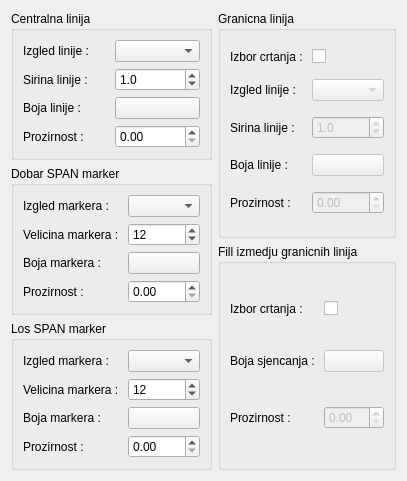
Before: the Qt Designer form SPAN_GRAF_WIDGET.ui in kluksa/kontrola-podataka, drawn with Qt 5.
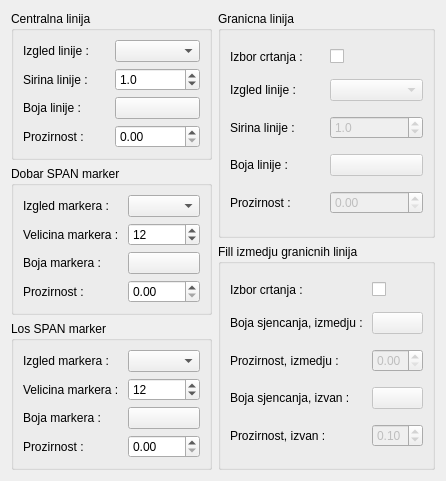
After: the same form once the commit is applied.

Commit message: Mala promjena kod startupa aplikacije. Glavni prozor je odmah vidljiv (defaultni, nakon logina se prilagodjava podacima u setupui.dat). Preinake na zero i span grafovima. Sjenca se podrucje unutar dozvoljenog odstupanja i izvan dozvoljenog odstupanja. Boja se moze prilagoditi na postavkama grafova. Fix networking_funkcije.py da radi sa novim rest api-em.

What changed in the file:
```diff
--- a/SPAN_GRAF_WIDGET.ui
+++ b/SPAN_GRAF_WIDGET.ui
@@ -6,7 +6,7 @@
    <rect>
     <x>0</x>
     <y>0</y>
-    <width>390</width>
+    <width>414</width>
     <height>440</height>
    </rect>
   </property>
@@ -336,20 +336,6 @@
         <string>Fill izmedju granicnih linija</string>
        </property>
        <layout class="QGridLayout" name="gridLayout_5">
-        <item row="1" column="0">
-         <widget class="QLabel" name="label_16">
-          <property name="text">
-           <string>Boja sjencanja : </string>
-          </property>
-         </widget>
-        </item>
-        <item row="0" column="0">
-         <widget class="QLabel" name="label_15">
-          <property name="text">
-           <string>Izbor crtanja : </string>
-          </property>
-         </widget>
-        </item>
         <item row="0" column="1">
          <widget class="QCheckBox" name="fillCheck">
           <property name="enabled">
@@ -360,6 +346,26 @@
           </property>
          </widget>
         </item>
+        <item row="2" column="1">
+         <widget class="QDoubleSpinBox" name="fillAlpha">
+          <property name="enabled">
+           <bool>false</bool>
+          </property>
+          <property name="maximum">
+           <double>1.000000000000000</double>
+          </property>
+          <property name="singleStep">
+           <double>0.050000000000000</double>
+          </property>
+         </widget>
+        </item>
+        <item row="0" column="0">
+         <widget class="QLabel" name="label_15">
+          <property name="text">
+           <string>Izbor crtanja : </string>
+          </property>
+         </widget>
+        </item>
         <item row="1" column="1">
          <widget class="QPushButton" name="fillBoja">
           <property name="enabled">
@@ -370,15 +376,36 @@
           </property>
          </widget>
         </item>
+        <item row="1" column="0">
+         <widget class="QLabel" name="label_16">
+          <property name="text">
+           <string>Boja sjencanja, izmedju : </string>
+          </property>
+         </widget>
+        </item>
         <item row="2" column="0">
          <widget class="QLabel" name="label_20">
           <property name="text">
-           <string>Prozirnost : </string>
+           <string>Prozirnost, izmedju : </string>
           </property>
          </widget>
         </item>
-        <item row="2" column="1">
-         <widget class="QDoubleSpinBox" name="fillAlpha">
+        <item row="3" column="0">
+         <widget class="QLabel" name="label_21">
+          <property name="text">
+           <string>Boja sjencanja, izvan : </string>
+          </property>
+         </widget>
+        </item>
+        <item row="4" column="0">
+         <widget class="QLabel" name="label_22">
+          <property name="text">
+           <string>Prozirnost, izvan : </string>
+          </property>
+         </widget>
+        </item>
+        <item row="4" column="1">
+         <widget class="QDoubleSpinBox" name="fill2Alpha">
           <property name="enabled">
            <bool>false</bool>
           </property>
@@ -387,6 +414,19 @@
           </property>
           <property name="singleStep">
            <double>0.050000000000000</double>
+          </property>
+          <property name="value">
+           <double>0.100000000000000</double>
+          </property>
+         </widget>
+        </item>
+        <item row="3" column="1">
+         <widget class="QPushButton" name="fill2Boja">
+          <property name="enabled">
+           <bool>false</bool>
+          </property>
+          <property name="text">
+           <string/>
           </property>
          </widget>
         </item>
```
The commit also changes 13 other files.
